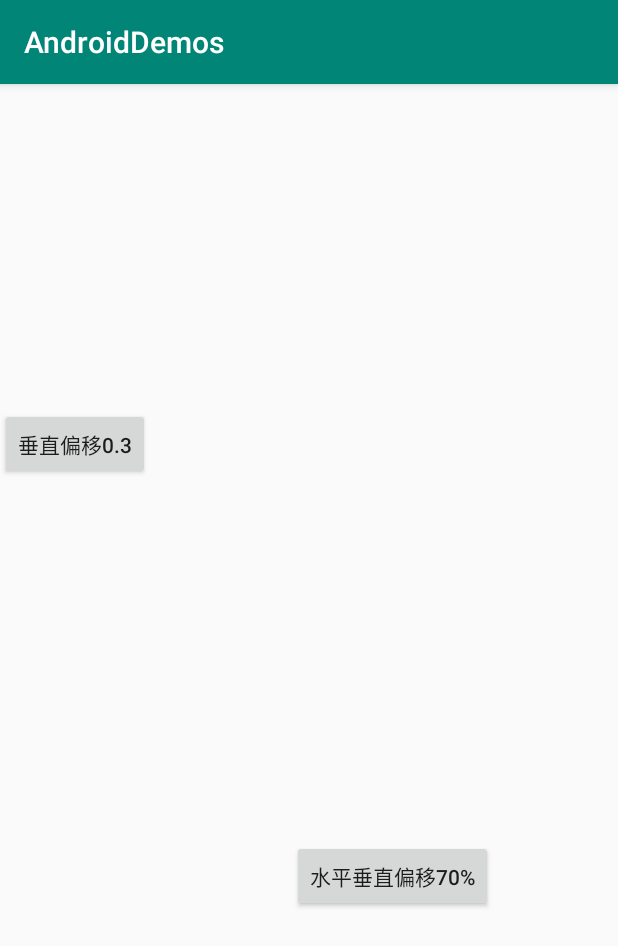
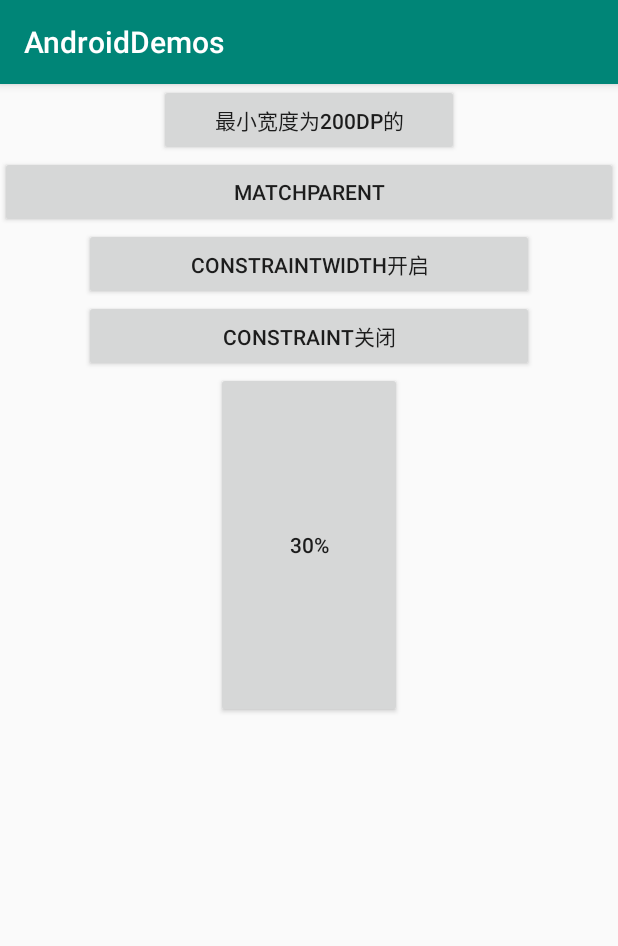
Before and after one commit to tribbianiwang/androidDemos, an Android app: the screen it shows after launch (MainActivity), on a phone screen of 412 x 824 dp. Shown: the top 946 px of the screen. Run offline under Robolectric (Android 15) with nearby library versions, the phone set to English and light mode, and no system bars.

Commit message:
ConstraintLayout 尺寸

```diff
--- a/app/src/main/res/layout/activity_main.xml
+++ b/app/src/main/res/layout/activity_main.xml
@@ -6,40 +6,64 @@
         android:layout_height="match_parent"
         tools:context=".MainActivity">
 
+
         <Button
+                android:id="@+id/bt_200"
+                android:minWidth="200dp"
                 android:layout_width="wrap_content"
                 android:layout_height="wrap_content"
-            android:text="水平偏移30%"
-            android:visibility="gone"
-            app:layout_constraintHorizontal_bias="0.3"
                 app:layout_constraintLeft_toLeftOf="parent"
                 app:layout_constraintRight_toRightOf="parent"
-            tools:ignore="MissingConstraints" />
-
-    <Button
-            android:layout_width="wrap_content"
-            android:layout_height="wrap_content"
-            android:text="垂直偏移0.3"
-            app:layout_constraintVertical_bias="0.3"
-            app:layout_constraintTop_toTopOf="parent"
-            app:layout_constraintBottom_toBottomOf="parent"
+                android:text="最小宽度为200dp的"
                 tools:ignore="MissingConstraints" />
 
 
  <Button
-            android:layout_width="wrap_content"
+         android:id="@+id/bt_matchparent"
+         android:layout_width="match_parent"
+         android:text="matchparent"
          android:layout_height="wrap_content"
-            android:text="水平垂直偏移70%"
-            app:layout_constraintHorizontal_bias="0.7"
-            app:layout_constraintVertical_bias="0.7"
          app:layout_constraintLeft_toLeftOf="parent"
          app:layout_constraintRight_toRightOf="parent"
-            app:layout_constraintTop_toTopOf="parent"
-            app:layout_constraintBottom_toBottomOf="parent"
-
+         app:layout_constraintTop_toBottomOf="@id/bt_200"
          />
 
 
+    <Button
+            android:id="@+id/bt_openconstraint"
+            android:layout_width="wrap_content"
+            android:layout_height="wrap_content"
+            app:layout_constraintLeft_toLeftOf="parent"
+            app:layout_constraintRight_toRightOf="parent"
+            app:layout_constraintTop_toBottomOf="@id/bt_matchparent"
+            android:text="constraintwidth开启"
+            app:layout_constrainedWidth="true"
+            app:layout_constraintWidth_min="300dp"
+        />
 
+    <Button
+            android:id="@+id/bt_close"
+            android:layout_width="wrap_content"
+            android:layout_height="wrap_content"
+            app:layout_constraintLeft_toLeftOf="parent"
+            app:layout_constraintRight_toRightOf="parent"
+            app:layout_constraintTop_toBottomOf="@id/bt_openconstraint"
+            android:text="constraint关闭"
+            app:layout_constrainedWidth="false"
+            app:layout_constraintWidth_min="300dp"
+        />
+
+    <Button
+            android:layout_width="0dp"
+            android:layout_height="0dp"
+            app:layout_constraintLeft_toLeftOf="parent"
+            app:layout_constraintRight_toRightOf="parent"
+            app:layout_constraintTop_toBottomOf="@id/bt_close"
+            android:text="30%"
+            app:layout_constraintWidth_percent="0.3"
+            app:layout_constraintHeight_percent="0.3"
+            app:layout_constraintWidth_default="percent"
+            app:layout_constraintHeight_default="percent"
+        />
 
 </androidx.constraintlayout.widget.ConstraintLayout>
```
Lines whose indentation alone changed are shown as unchanged.
